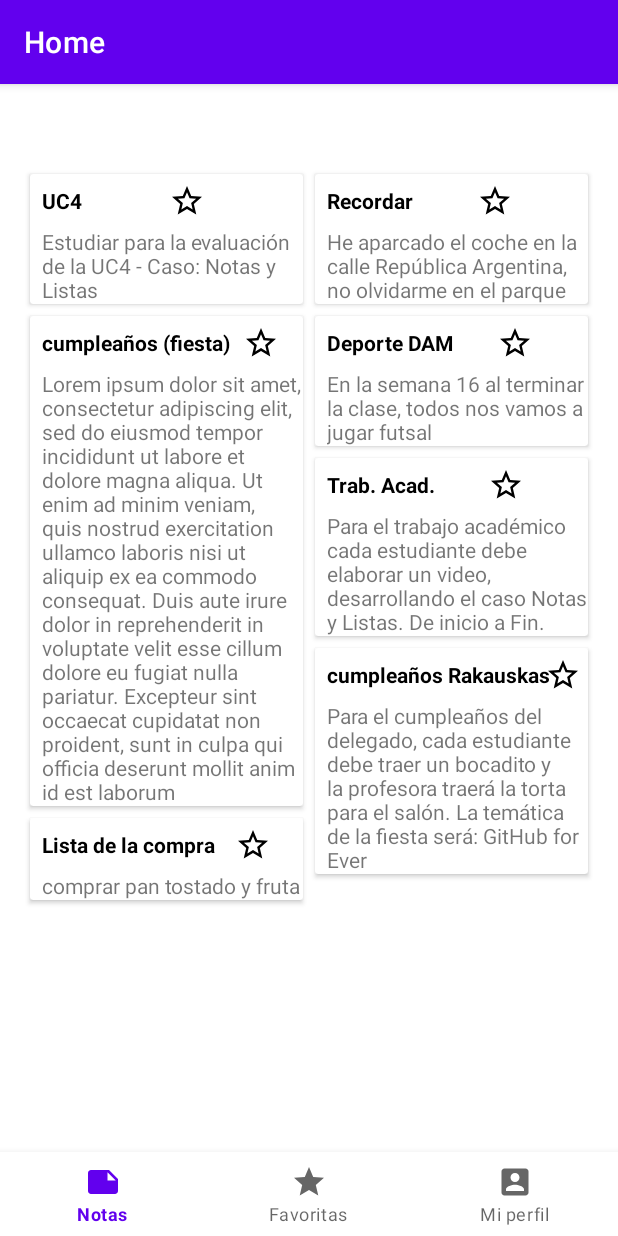
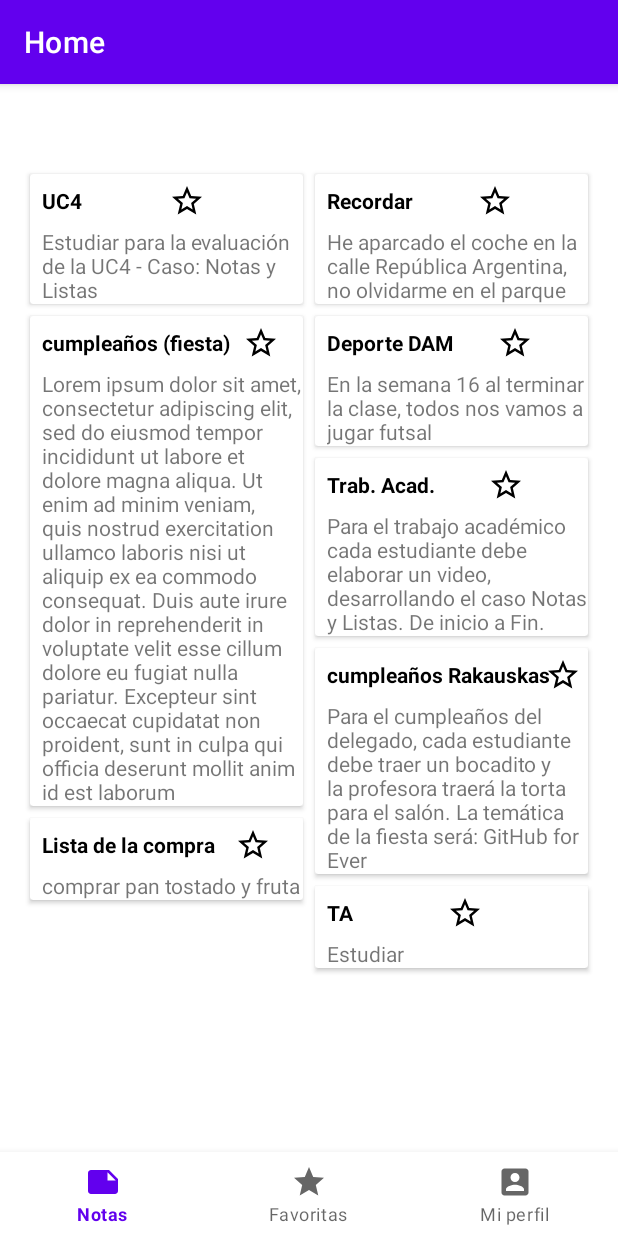
Before and after one commit to JTanzer129/DAM_UC4_HUANUCO, an Android app: the NotaFragment screen opened directly, with no data from a screen before it, on a phone screen of 412 x 824 dp. Run offline under Robolectric (Android 15) with nearby library versions, the phone set to English and light mode, and no system bars; our stand-ins replace navigation-ui.

Commit message:
Layout Personalizado

```diff
--- a/app/src/main/java/com/example/dam_uc4_huanuco/NotaFragment.java
+++ b/app/src/main/java/com/example/dam_uc4_huanuco/NotaFragment.java
@@ -78,6 +78,7 @@ public class NotaFragment extends Fragment {
             notaList.add(new Nota("Trab. Acad.", "Para el trabajo académico cada estudiante debe elaborar un video, desarrollando el caso Notas y Listas. De inicio a Fin.",false, android.R.color.holo_green_light));
             notaList.add(new Nota("cumpleaños Rakauskas","Para el cumpleaños del delegado, cada estudiante debe traer un bocadito y la profesora traerá la torta para el salón. La temática de la fiesta será: GitHub for Ever", true, android.R.color.holo_orange_light));
             notaList.add(new Nota("Lista de la compra","comprar pan tostado y fruta", true, android.R.color.holo_blue_light));
+            notaList.add(new Nota("TA","Estudiar", true, android.R.color.holo_blue_light));
             recyclerView.setAdapter(adapterNotas);
         }
         return view;
```
